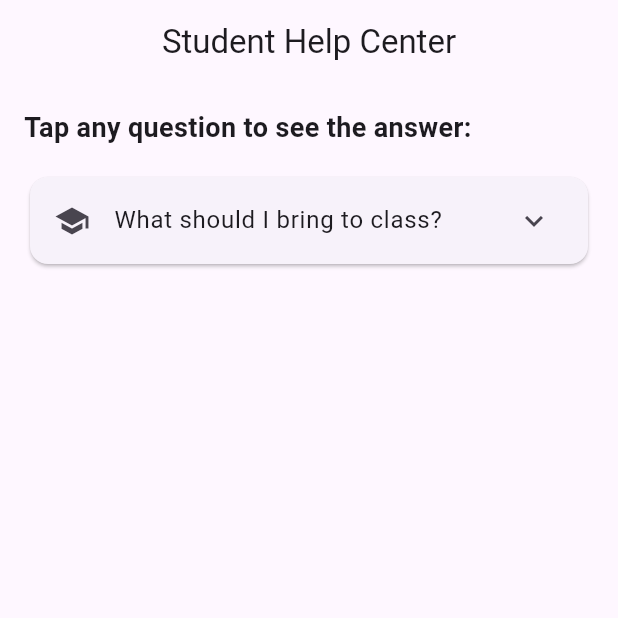
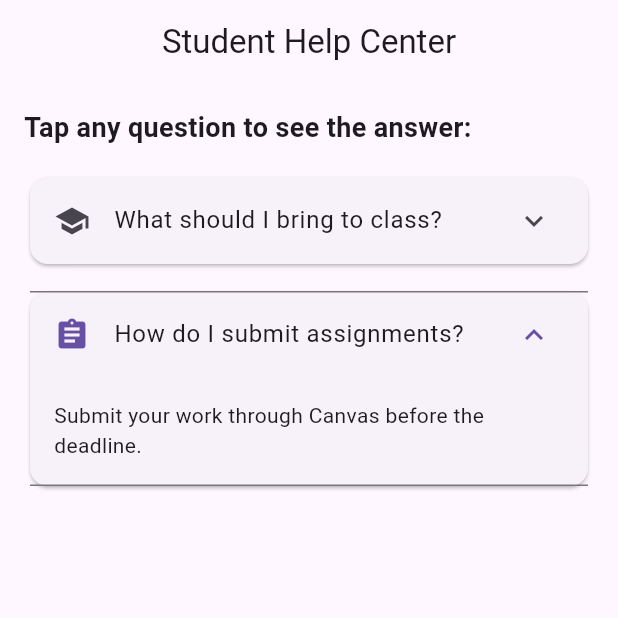
Before and after one commit to grevy-k/expansiontile, a Flutter app: the screen it shows after launch, on a phone screen of 412 x 824 dp, the top half of it. Run offline on Flutter 3.47's test engine with Material 3 defaults, Android fonts, the phone set to English and light mode, and no system bars.

Commit message:
second card

```diff
--- a/lib/main.dart
+++ b/lib/main.dart
@@ -58,6 +58,23 @@ class HelpCenterScreen extends StatelessWidget {
             ),
           ),
 
+          SizedBox(height: 10),
+
+          Card(
+            child: ExpansionTile(
+              leading: Icon(Icons.assignment),
+              title: Text('How do I submit assignments?'),
+              initiallyExpanded: true,
+              children: [
+                Padding(
+                  padding: EdgeInsets.all(16),
+                  child: Text(
+                    'Submit your work through Canvas before the deadline.',
+                  ),
+                ),
+              ],
+            ),
+          ),
         ],
       ),
     );
```
